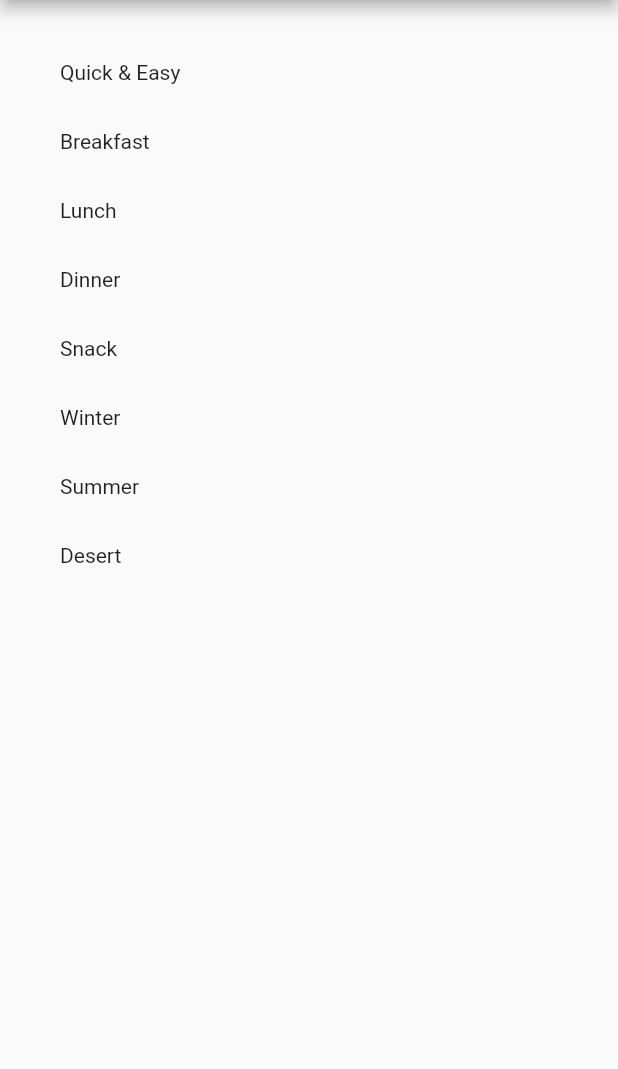
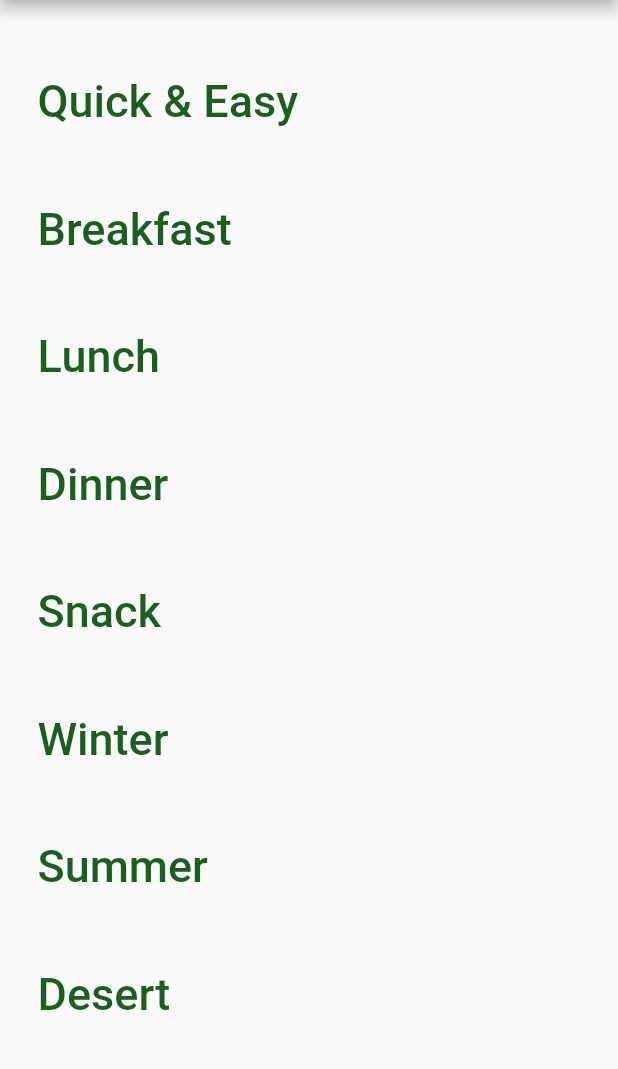
Before and after one commit to Eoneternal33/Capstone-2021, a Flutter app: the Home screen opened directly, after a tap on "Courses", on a phone screen of 412 x 824 dp, the part 84-1153 px from its top. Run offline on Flutter 3.47's test engine with Material 2 defaults, Android fonts, the phone set to English and light mode, and no system bars.

Commit message:
styled the category screen with font color, size, spacing and positioning

```diff
--- a/lib/homepage/coursespage.dart
+++ b/lib/homepage/coursespage.dart
@@ -12,8 +12,13 @@ class Courses extends StatelessWidget {
         centerTitle: true,
         title: Text('Nana\'s Green Box'),
       ),
-          body: ListView(
-          padding: const EdgeInsets.all(25),
+      body: Column(
+        mainAxisAlignment: MainAxisAlignment.start,
+        children: [
+          Container(
+            child: Expanded(
+              child: ListView(
+                padding: const EdgeInsets.only(top:25, bottom: 25),
                 children: DUMMY_CATEGORIES
                     .map(
                       (catData) => CategoryItem(
@@ -22,16 +27,14 @@ class Courses extends StatelessWidget {
                       ),
                     )
                     .toList(),
-
+              ),
+            ),
+          ),
+        ],
       ),
     );
   }
 }
-
-
-
-
-
 
 //   @override
 //   Widget build(BuildContext context) {
--- a/lib/homepage/home.dart
+++ b/lib/homepage/home.dart
@@ -46,21 +46,21 @@ class Home extends StatelessWidget {
                 },
               ),
             ),
-            Padding(
-              padding: const EdgeInsets.only(top: 45.0, left: 10),
-              child: TextButton(
-                child: Text(
-                  'All Recipes',
-                  style: TextStyle(
-                    fontSize: 30,
-                  ),
-                ),
-                style: TextButton.styleFrom(
-                  primary: Colors.green[900],
-                ),
-                onPressed: () {},
-              ),
-            ),
+            // Padding(
+            //   padding: const EdgeInsets.only(top: 45.0, left: 10),
+            //   child: TextButton(
+            //     child: Text(
+            //       'All Recipes',
+            //       style: TextStyle(
+            //         fontSize: 30,
+            //       ),
+            //     ),
+            //     style: TextButton.styleFrom(
+            //       primary: Colors.green[900],
+            //     ),
+            //     onPressed: () {},
+            //   ),
+            // ),
             Padding(
               padding: const EdgeInsets.only(top: 45.0, left: 10),
               child: TextButton(
--- a/lib/main.dart
+++ b/lib/main.dart
@@ -1,34 +1,31 @@
-
 import '../homepage/coursespage.dart';
 import 'package:flutter/material.dart';
 import './headerPage/header.dart';
 import './headerPage/buttons.dart';
 
-
 void main() {
-
-
   runApp(MyApp());
 }
 
 class MyApp extends StatefulWidget {
-
   // This widget is the root of your application.
   @override
   _MyAppState createState() => _MyAppState();
 }
 
 class _MyAppState extends State<MyApp> {
-
-
-
-
   @override
   Widget build(BuildContext context) {
     return MaterialApp(
       title: 'Flutter Capstone',
       theme: ThemeData(
         primaryColor: Colors.green[900],
+        textTheme: ThemeData.light().textTheme.copyWith(
+              title: TextStyle(
+                color: Colors.green[900],
+                fontSize: 30,
+              ),
+            ),
       ),
       home: new RegisterPage(),
       onUnknownRoute: (settings) {
@@ -54,11 +51,10 @@ class RegisterPage extends StatelessWidget {
           Header(),
           Buttons(),
           Image(
-                  image: AssetImage('assets/greenBox.png'),
-                ),
+            image: AssetImage('assets/greenBox.png'),
+          ),
         ],
       ),
-
     );
   }
 }
--- a/lib/widgets/category_item.dart
+++ b/lib/widgets/category_item.dart
@@ -24,8 +24,12 @@ class CategoryItem extends StatelessWidget {
       splashColor: Theme.of(context).primaryColor,
       borderRadius: BorderRadius.circular(15),
       child: Container(
-        padding: EdgeInsets.all(15),
-        child: Text(title),
+        padding: EdgeInsets.all(25),
+
+        child: Text(
+          title,
+          style: Theme.of(context).textTheme.title,
+        ),
       ),
     );
   }
```
Lines whose indentation alone changed are shown as unchanged.
